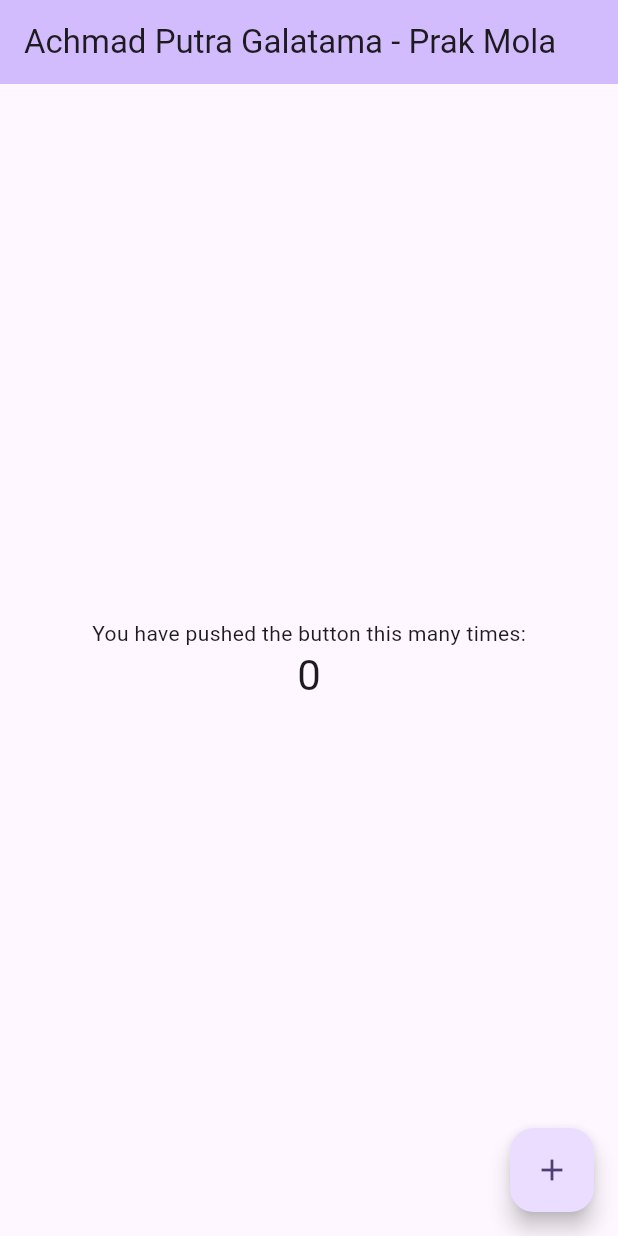
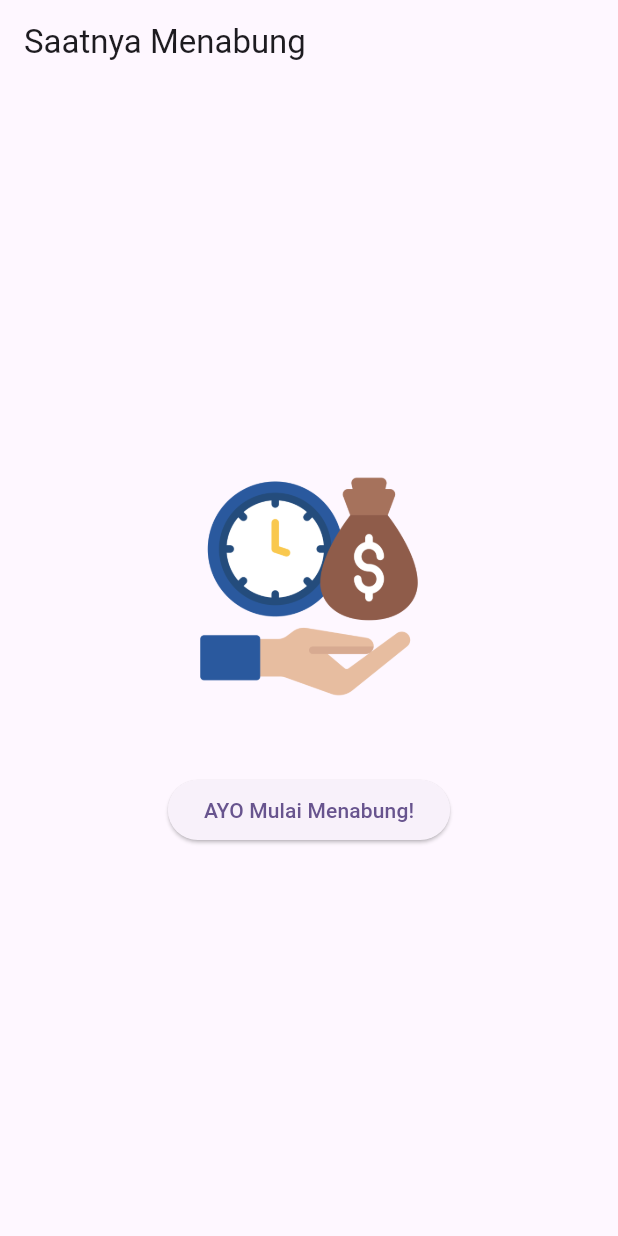
Before and after one commit to galasky05/prak-mobilelanjut-2307051009, a Flutter app: the screen it shows after launch, on a phone screen of 412 x 824 dp. Run offline on Flutter 3.47's test engine with Material 3 defaults, Android fonts, the phone set to English and light mode, and no system bars.

Commit message:
Pertemuan 3: Basic Widget

```diff
--- /dev/null
+++ b/lib/basic_widget.dart
@@ -0,0 +1,25 @@
+import 'package:flutter/material.dart';
+
+class BasicWidget extends StatelessWidget {
+  const BasicWidget({super.key});
+
+  @override
+  Widget build(BuildContext context) {
+    return Scaffold(
+      appBar: AppBar(title: const Text('Saatnya Menabung')),
+      body: Center(
+        child: Column(
+          mainAxisAlignment: MainAxisAlignment.center,
+          children: [
+            Image.asset('assets/images/logo.png', width: 150, height: 150),
+            const SizedBox(height: 50),
+            ElevatedButton(
+              onPressed: () {},
+              child: const Text('AYO Mulai Menabung!'),
+            ),
+          ],
+        ),
+      ),
+    );
+  }
+}
--- a/lib/main.dart
+++ b/lib/main.dart
@@ -1,4 +1,7 @@
 import 'package:flutter/material.dart';
+// import 'package:myapp/row_widget.dart';
+// import 'package:myapp/column_widget.dart';
+import 'package:myapp/basic_widget.dart';
 
 void main() {
   runApp(const MyApp());
@@ -7,116 +10,15 @@ void main() {
 class MyApp extends StatelessWidget {
   const MyApp({super.key});
 
-  // This widget is the root of your application.
   @override
   Widget build(BuildContext context) {
     return MaterialApp(
-      title: 'Flutter Demo',
+      title: 'Praktikum Mobile Lanjut',
       theme: ThemeData(
-        // This is the theme of your application.
-        //
-        // TRY THIS: Try running your application with "flutter run". You'll see
-        // the application has a purple toolbar. Then, without quitting the app,
-        // try changing the seedColor in the colorScheme below to Colors.green
-        // and then invoke "hot reload" (save your changes or press the "hot
-        // reload" button in a Flutter-supported IDE, or press "r" if you used
-        // the command line to start the app).
-        //
-        // Notice that the counter didn't reset back to zero; the application
-        // state is not lost during the reload. To reset the state, use hot
-        // restart instead.
-        //
-        // This works for code too, not just values: Most code changes can be
-        // tested with just a hot reload.
         colorScheme: ColorScheme.fromSeed(seedColor: Colors.deepPurple),
+        useMaterial3: true,
       ),
-      home: const MyHomePage(title: 'Achmad Putra Galatama - Prak Mola'),
+      home: const BasicWidget(),
     );
   }
 }
-
-class MyHomePage extends StatefulWidget {
-  const MyHomePage({super.key, required this.title});
-
-  // This widget is the home page of your application. It is stateful, meaning
-  // that it has a State object (defined below) that contains fields that affect
-  // how it looks.
-
-  // This class is the configuration for the state. It holds the values (in this
-  // case the title) provided by the parent (in this case the App widget) and
-  // used by the build method of the State. Fields in a Widget subclass are
-  // always marked "final".
-
-  final String title;
-
-  @override
-  State<MyHomePage> createState() => _MyHomePageState();
-}
-
-class _MyHomePageState extends State<MyHomePage> {
-  int _counter = 0;
-
-  void _incrementCounter() {
-    setState(() {
-      // This call to setState tells the Flutter framework that something has
-      // changed in this State, which causes it to rerun the build method below
-      // so that the display can reflect the updated values. If we changed
-      // _counter without calling setState(), then the build method would not be
-      // called again, and so nothing would appear to happen.
-      _counter++;
-    });
-  }
-
-  @override
-  Widget build(BuildContext context) {
-    // This method is rerun every time setState is called, for instance as done
-    // by the _incrementCounter method above.
-    //
-    // The Flutter framework has been optimized to make rerunning build methods
-    // fast, so that you can just rebuild anything that needs updating rather
-    // than having to individually change instances of widgets.
-    return Scaffold(
-      appBar: AppBar(
-        // TRY THIS: Try changing the color here to a specific color (to
-        // Colors.amber, perhaps?) and trigger a hot reload to see the AppBar
-        // change color while the other colors stay the same.
-        backgroundColor: Theme.of(context).colorScheme.inversePrimary,
-        // Here we take the value from the MyHomePage object that was created by
-        // the App.build method, and use it to set our appbar title.
-        title: Text(widget.title),
-      ),
-      body: Center(
-        // Center is a layout widget. It takes a single child and positions it
-        // in the middle of the parent.
-        child: Column(
-          // Column is also a layout widget. It takes a list of children and
-          // arranges them vertically. By default, it sizes itself to fit its
-          // children horizontally, and tries to be as tall as its parent.
-          //
-          // Column has various properties to control how it sizes itself and
-          // how it positions its children. Here we use mainAxisAlignment to
-          // center the children vertically; the main axis here is the vertical
-          // axis because Columns are vertical (the cross axis would be
-          // horizontal).
-          //
-          // TRY THIS: Invoke "debug painting" (choose the "Toggle Debug Paint"
-          // action in the IDE, or press "p" in the console), to see the
-          // wireframe for each widget.
-          mainAxisAlignment: MainAxisAlignment.center,
-          children: <Widget>[
-            const Text('You have pushed the button this many times:'),
-            Text(
-              '$_counter',
-              style: Theme.of(context).textTheme.headlineMedium,
-            ),
-          ],
-        ),
-      ),
-      floatingActionButton: FloatingActionButton(
-        onPressed: _incrementCounter,
-        tooltip: 'Increment',
-        child: const Icon(Icons.add),
-      ), // This trailing comma makes auto-formatting nicer for build methods.
-    );
-  }
-}
--- a/pubspec.yaml
+++ b/pubspec.yaml
@@ -58,7 +58,8 @@ flutter:
   uses-material-design: true
 
   # To add assets to your application, add an assets section, like this:
-  # assets:
+  assets:
+      - assets/images/
   #   - images/a_dot_burr.jpeg
   #   - images/a_dot_ham.jpeg
 
```
Also changed, not shown: lib/column_widget.dart (added, +20 -0 lines), lib/row_widget.dart (added, +20 -0 lines), assets/images/logo.png (added), pubspec.lock.
